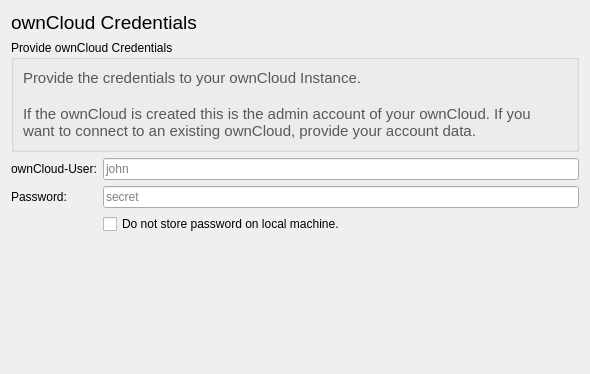
This is src/mirall/owncloudcredentialspage.ui in nextcloud/desktop as Qt 5 draws it before an edit. The edited form follows.
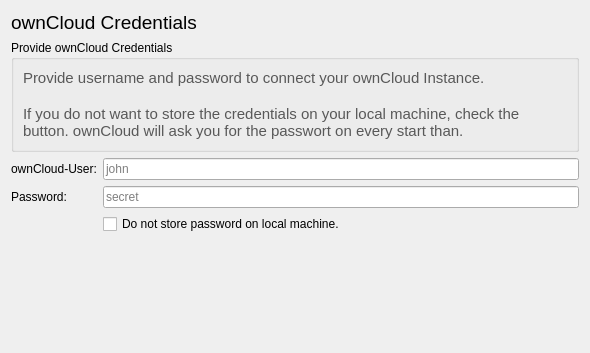
This is the edited form.

The edit to the form file:
```diff
--- a/src/mirall/owncloudcredentialspage.ui
+++ b/src/mirall/owncloudcredentialspage.ui
@@ -7,7 +7,7 @@
     <x>0</x>
     <y>0</y>
     <width>576</width>
-    <height>374</height>
+    <height>353</height>
    </rect>
   </property>
   <property name="windowTitle">
@@ -57,10 +57,10 @@
          <string>&lt;!DOCTYPE HTML PUBLIC &quot;-//W3C//DTD HTML 4.0//EN&quot; &quot;http://www.w3.org/TR/REC-html40/strict.dtd&quot;&gt;
 &lt;html&gt;&lt;head&gt;&lt;meta name=&quot;qrichtext&quot; content=&quot;1&quot; /&gt;&lt;style type=&quot;text/css&quot;&gt;
 p, li { white-space: pre-wrap; }
-&lt;/style&gt;&lt;/head&gt;&lt;body style=&quot; font-family:'Sans Serif'; font-size:11pt; font-weight:400; font-style:normal;&quot;&gt;
-&lt;p style=&quot; margin-top:0px; margin-bottom:0px; margin-left:0px; margin-right:0px; -qt-block-indent:0; text-indent:0px;&quot;&gt;&lt;span style=&quot; color:#585858;&quot;&gt;Provide the credentials to your ownCloud Instance. &lt;/span&gt;&lt;/p&gt;
-&lt;p style=&quot;-qt-paragraph-type:empty; margin-top:0px; margin-bottom:0px; margin-left:0px; margin-right:0px; -qt-block-indent:0; text-indent:0px; color:#585858;&quot;&gt;&lt;/p&gt;
-&lt;p style=&quot; margin-top:0px; margin-bottom:0px; margin-left:0px; margin-right:0px; -qt-block-indent:0; text-indent:0px;&quot;&gt;&lt;span style=&quot; color:#585858;&quot;&gt;If the ownCloud is created this is the admin account of your ownCloud. If you want to connect to an existing ownCloud, provide your account data.&lt;/span&gt;&lt;/p&gt;&lt;/body&gt;&lt;/html&gt;</string>
+&lt;/style&gt;&lt;/head&gt;&lt;body style=&quot; font-family:'Sans Serif'; font-size:9pt; font-weight:400; font-style:normal;&quot;&gt;
+&lt;p style=&quot; margin-top:0px; margin-bottom:0px; margin-left:0px; margin-right:0px; -qt-block-indent:0; text-indent:0px;&quot;&gt;&lt;span style=&quot; font-size:11pt; color:#585858;&quot;&gt;Provide username and password to connect your ownCloud Instance. &lt;/span&gt;&lt;/p&gt;
+&lt;p style=&quot;-qt-paragraph-type:empty; margin-top:0px; margin-bottom:0px; margin-left:0px; margin-right:0px; -qt-block-indent:0; text-indent:0px; font-size:11pt; color:#585858;&quot;&gt;&lt;br /&gt;&lt;/p&gt;
+&lt;p style=&quot; margin-top:0px; margin-bottom:0px; margin-left:0px; margin-right:0px; -qt-block-indent:0; text-indent:0px;&quot;&gt;&lt;span style=&quot; font-size:11pt; color:#585858;&quot;&gt;If you do not want to store the credentials on your local machine, check the button. ownCloud will ask you for the passwort on every start than.&lt;/span&gt;&lt;/p&gt;&lt;/body&gt;&lt;/html&gt;</string>
         </property>
         <property name="textFormat">
          <enum>Qt::AutoText</enum>
```
